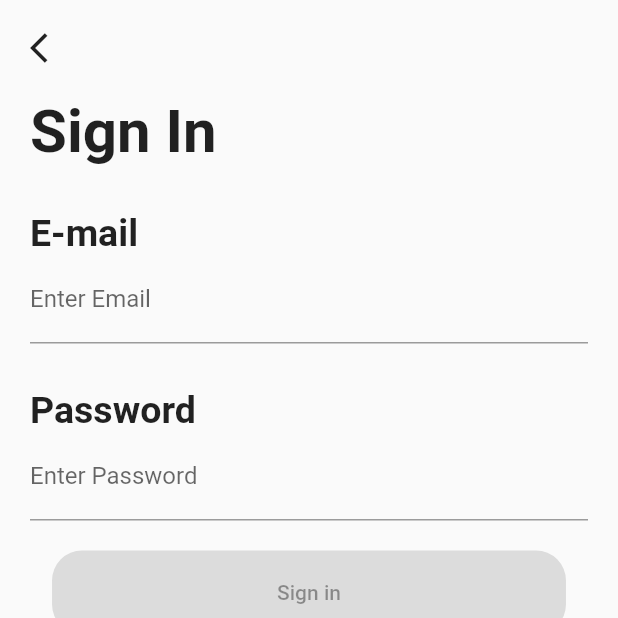
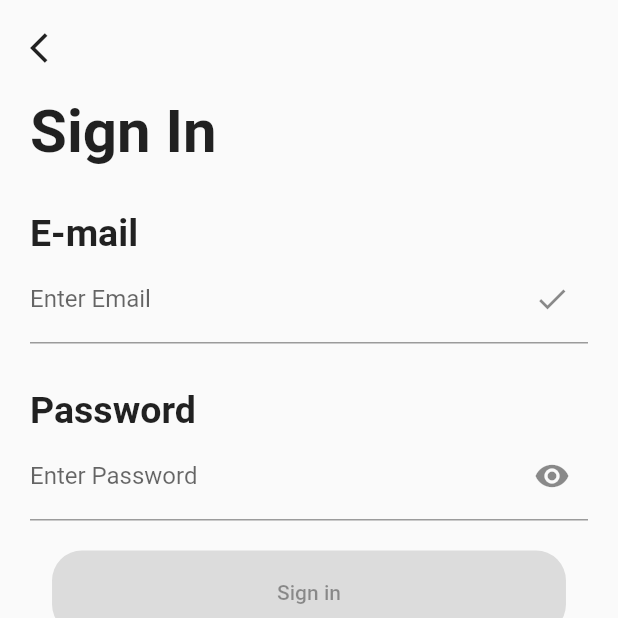
Before and after one commit to Perception12/flutter_banking_ui, a Flutter app: the screen it shows after launch, on a phone screen of 412 x 824 dp, the top half of it. Run offline on Flutter 3.47's test engine with Material 2 defaults, Android fonts, the phone set to English and light mode, and no system bars.

Commit message:
confirm app

```diff
--- a/lib/main.dart
+++ b/lib/main.dart
@@ -42,10 +42,9 @@ class _SignInPageState extends State<SignInPage> {
                 TextField(
                   obscureText: true,
                   decoration: const InputDecoration(
-                    labelText: 'Enter Email',
+                    labelText: 'Enter Email', suffixIcon: Icon(Icons.done)
                   ),controller:email,
                   onChanged: (a){setState(() {
-
                   });}, ),
                 const SizedBox(height: 30),
                 const Text(
@@ -55,10 +54,10 @@ class _SignInPageState extends State<SignInPage> {
                 TextField(
                   obscureText: true,
                   decoration: const InputDecoration(
-                    labelText: 'Enter Password',
-                  ),controller: password,
+                    labelText: 'Enter Password', suffixIcon: Icon(Icons.visibility),
+                  ),
+                  controller: password,
                   onChanged: (a){setState(() {
-
                   });},
                 ),
                 const SizedBox(height: 20),
```
